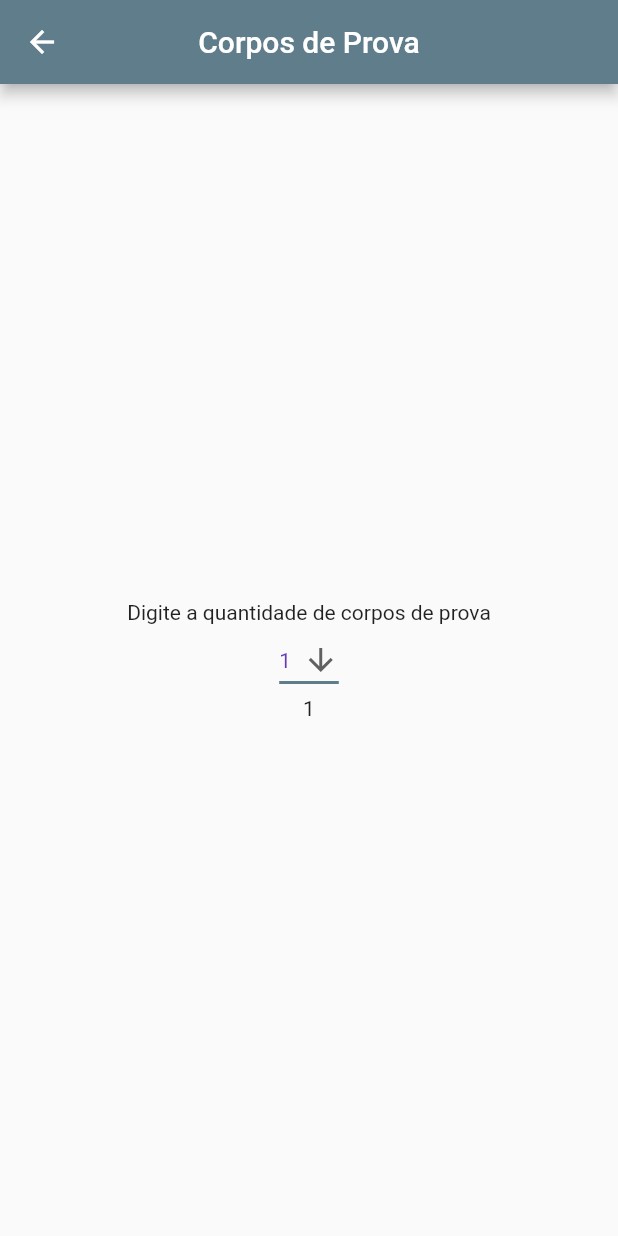
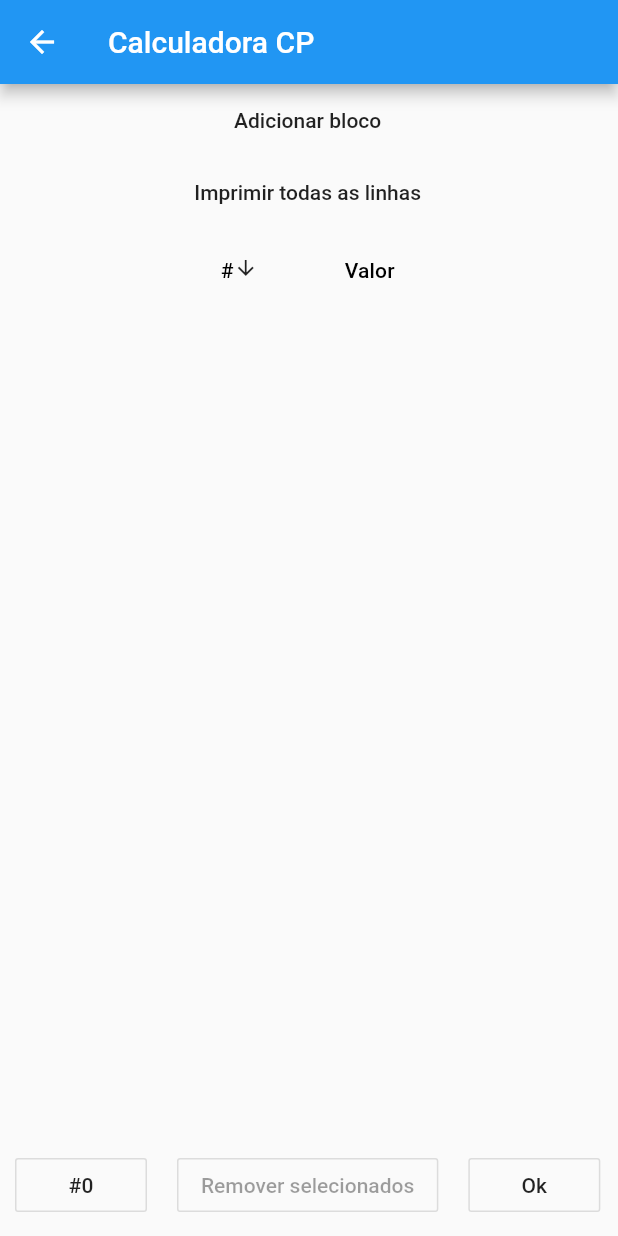
Before and after one commit to FernandoNoleto/controle_engenharia_app, a Flutter app: the screen it shows after launch, after a tap on "Corpos de prova", on a phone screen of 412 x 824 dp. Run offline on Flutter 3.47's test engine with Material 2 defaults, Android fonts, the phone set to English and light mode, and no system bars.

Commit message:
Adicionado classe que manipula valores do blocos de CP

```diff
--- a/lib/main.dart
+++ b/lib/main.dart
@@ -1,5 +1,6 @@
 import 'package:flutter/material.dart';
 import 'package:controle_engenharia/corposdeprovascreen.dart';
+import 'package:controle_engenharia/teste.dart';
 
 void main() {
   runApp(Home());
@@ -38,7 +39,7 @@ class HomeScreen extends StatelessWidget {
                   Navigator.push(
                     context,
                     MaterialPageRoute(builder: (context) {
-                      return CorposDeProvaScreen();
+                      return DataTableDemo();
                     }),
                   );
                 },
--- /dev/null
+++ b/lib/teste.dart
@@ -0,0 +1,204 @@
+import 'package:flutter/material.dart';
+
+class Bloco {
+  int id;
+  String name;
+  String value;
+
+  Bloco({this.id = 0, this.name = "", this.value = ""});
+
+  static List<Bloco> getBlocos() {
+    return blocos;
+  }
+
+  static addBlocos(id, firstName, lastName) {
+    var bloco = new Bloco();
+    bloco.id = id;
+    bloco.name = firstName;
+    bloco.value = lastName;
+    blocos.add(bloco);
+  }
+
+}
+
+List<Bloco> blocos = [];
+
+class DataTableDemo extends StatefulWidget {
+  DataTableDemo() : super();
+
+  final String title = "Calculadora CP";
+
+
+  @override
+  DataTableDemoState createState() => DataTableDemoState();
+}
+
+class DataTableDemoState extends State<DataTableDemo> {
+  late List<Bloco> blocos;
+  late List<Bloco> selectedBlocos;
+  late bool sort;
+
+
+  @override
+  void initState() {
+    sort = false;
+    selectedBlocos = [];
+    blocos = Bloco.getBlocos();
+    super.initState();
+  }
+
+  onSortColum(int columnIndex, bool ascending) {
+    if (columnIndex == 0) {
+      if (ascending) {
+        blocos.sort((a, b) => a.name.compareTo(b.name));
+      } else {
+        blocos.sort((a, b) => b.name.compareTo(a.name));
+      }
+    }
+  }
+
+  onSelectedRow(bool selected, Bloco bloco) async {
+    setState(() {
+      if (selected) {
+        selectedBlocos.add(bloco);
+      } else {
+        selectedBlocos.remove(bloco);
+      }
+    });
+  }
+
+  deleteSelected() async {
+    setState(() {
+      if (selectedBlocos.isNotEmpty) {
+        List<Bloco> temp = [];
+        temp.addAll(selectedBlocos);
+        for (Bloco bloco in temp) {
+          blocos.remove(bloco);
+          selectedBlocos.remove(bloco);
+        }
+      }
+    });
+  }
+
+  SingleChildScrollView dataBody() {
+    return SingleChildScrollView(
+      scrollDirection: Axis.vertical,
+      child: Column(
+        children: <Widget>[
+          MaterialButton(
+            child: Text('Adicionar bloco'),
+            onPressed: () {
+              var bloco = new Bloco();
+              bloco.name = "bloco"+(blocos.length+1).toString();
+              bloco.value = "default lastName";
+              bloco.id = blocos.length+1;
+              blocos.add(bloco);
+              setState(() {});
+            },
+          ),
+          MaterialButton(
+            child: Text('Imprimir todas as linhas'),
+            onPressed: () {
+              blocos.forEach((u) => print("${u.name} ${u.value}"));
+            },
+          ),
+          DataTable(
+            sortAscending: sort,
+            sortColumnIndex: 0,
+            columns: [
+              DataColumn(
+                  label: Text("#"),
+                  numeric: false,
+                  tooltip: "Bloco",
+                  onSort: (columnIndex, ascending) {
+                    setState(() {
+                      sort = !sort;
+                    });
+                    onSortColum(columnIndex, ascending);
+                  }),
+              DataColumn(
+                label: Text("Valor"),
+                numeric: false,
+                tooltip: "Valor",
+              ),
+            ],
+            rows: blocos
+                .map(
+                  (bloco) => DataRow(
+                      selected: selectedBlocos.contains(bloco),
+                      onSelectChanged: (b) {
+                        print("Onselect");
+                        onSelectedRow(b!, bloco);
+                      },
+                      cells: [
+                        DataCell(
+                          Text("Bloco #"+bloco.id.toString()),
+                        ),
+                        DataCell(
+                          //Text(user.firstName),
+                          TextField(
+                            onChanged: (text) {
+                              print("First text field: $text");
+                              bloco.name = text;
+                            },
+                          ),
+                        ),
+                      ]),
+                )
+                .toList(),
+          ),
+        ],
+      ),
+    );
+  }
+
+  @override
+  Widget build(BuildContext context) {
+    return Scaffold(
+      appBar: AppBar(
+        title: Text(widget.title),
+      ),
+      body: Column(
+        mainAxisSize: MainAxisSize.min,
+        mainAxisAlignment: MainAxisAlignment.center,
+        verticalDirection: VerticalDirection.down,
+        children: <Widget>[
+          Expanded(
+            child: dataBody(),
+          ),
+          Row(
+            mainAxisAlignment: MainAxisAlignment.center,
+            mainAxisSize: MainAxisSize.min,
+            children: <Widget>[
+              Padding(
+                padding: EdgeInsets.all(10.0),
+                child: OutlineButton(
+                  child: Text('#${selectedBlocos.length}'),
+                  onPressed: () {},
+                ),
+              ),
+              Padding(
+                padding: EdgeInsets.all(10.0),
+                child: OutlineButton(
+                  child: Text('Remover selecionados'),
+                  onPressed: selectedBlocos.isEmpty
+                      ? null
+                      : () {
+                          deleteSelected();
+                        },
+                ),
+              ),
+              Padding(
+                padding: EdgeInsets.all(10.0),
+                child: OutlineButton(
+                  child: Text('Ok'),
+                  onPressed: () {},
+                ),
+              ),
+            ],
+          ),
+        ],
+      ),
+    );
+  }
+}
```
